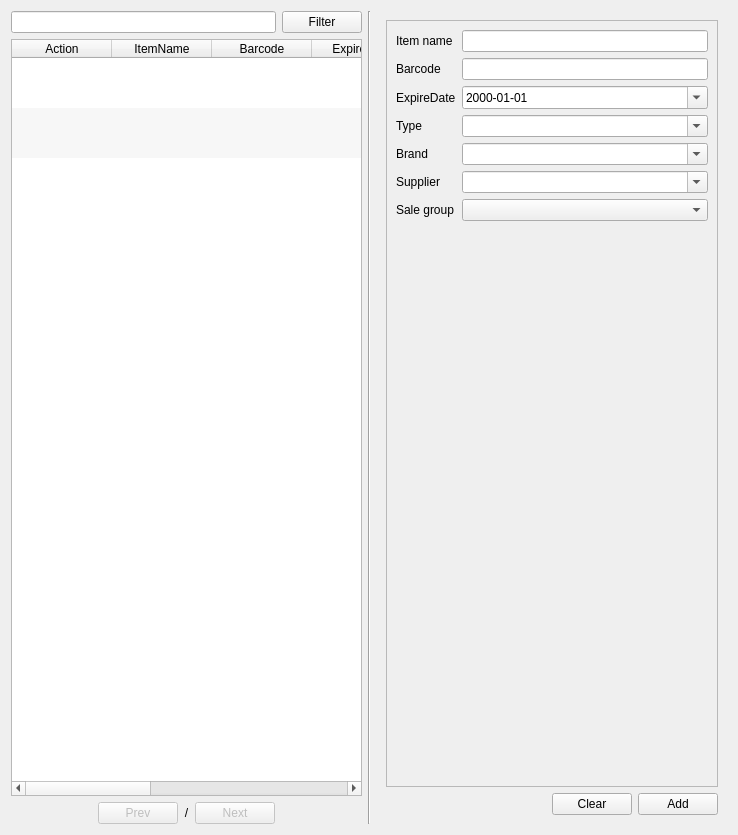
Above: app/views/templates/generated/ManageItem.ui from rondalefloyd/mts-pos before the change. Below: the same form after it.
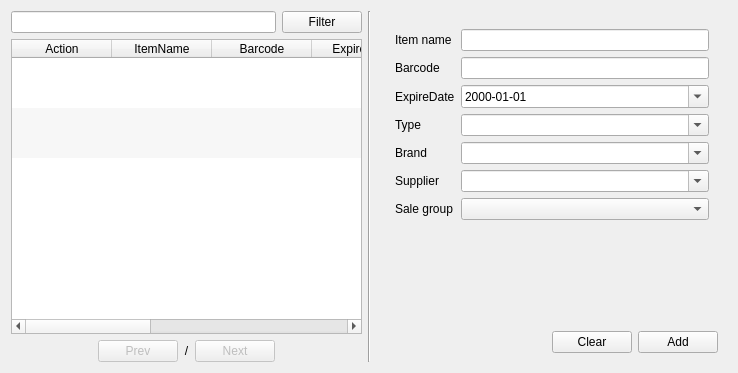
That is the form after the change.

```diff
--- a/app/views/templates/generated/ManageItem.ui
+++ b/app/views/templates/generated/ManageItem.ui
@@ -7,7 +7,7 @@
     <x>0</x>
     <y>0</y>
     <width>738</width>
-    <height>835</height>
+    <height>373</height>
    </rect>
   </property>
   <property name="windowTitle">
@@ -211,8 +211,23 @@
       </size>
      </property>
      <layout class="QVBoxLayout" name="verticalLayout_2">
+      <property name="leftMargin">
+       <number>9</number>
+      </property>
+      <property name="topMargin">
+       <number>9</number>
+      </property>
+      <property name="rightMargin">
+       <number>9</number>
+      </property>
+      <property name="bottomMargin">
+       <number>9</number>
+      </property>
       <item>
        <widget class="QScrollArea" name="scrollArea">
+        <property name="frameShape">
+         <enum>QFrame::NoFrame</enum>
+        </property>
         <property name="widgetResizable">
          <bool>true</bool>
         </property>
@@ -221,8 +236,8 @@
           <rect>
            <x>0</x>
            <y>0</y>
-           <width>282</width>
-           <height>766</height>
+           <width>284</width>
+           <height>306</height>
           </rect>
          </property>
          <layout class="QFormLayout" name="formLayout">
```
